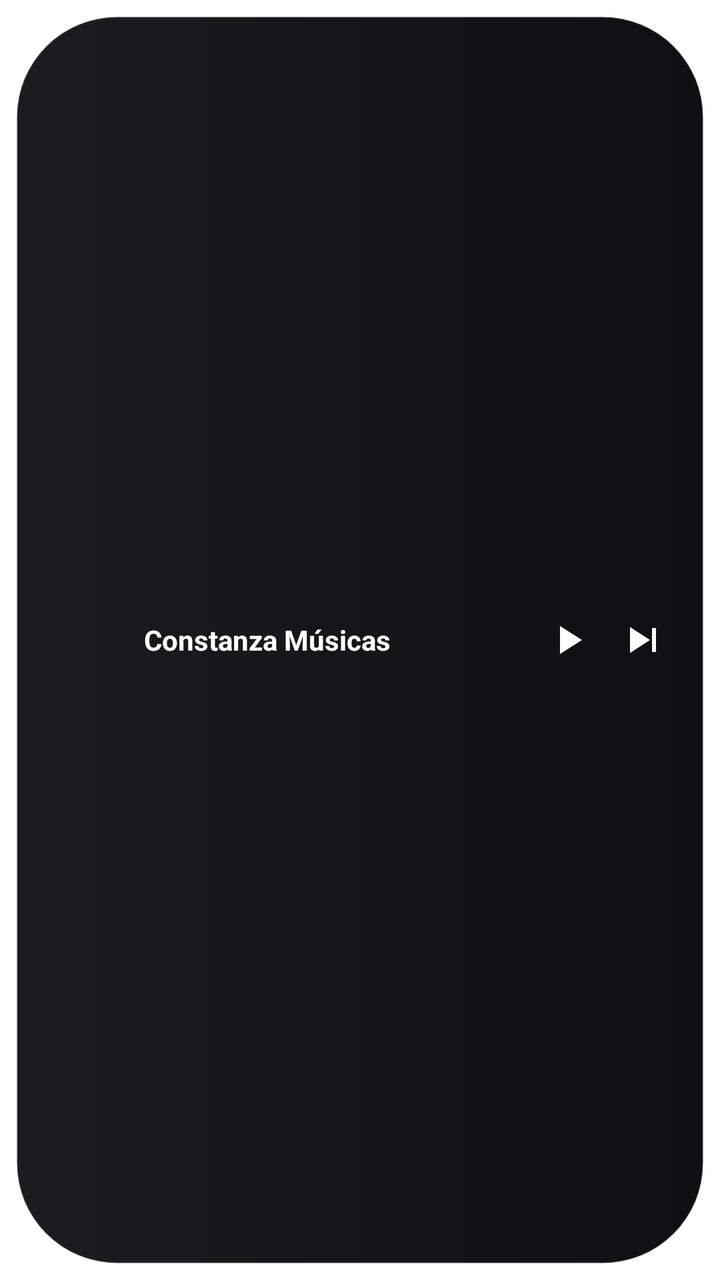
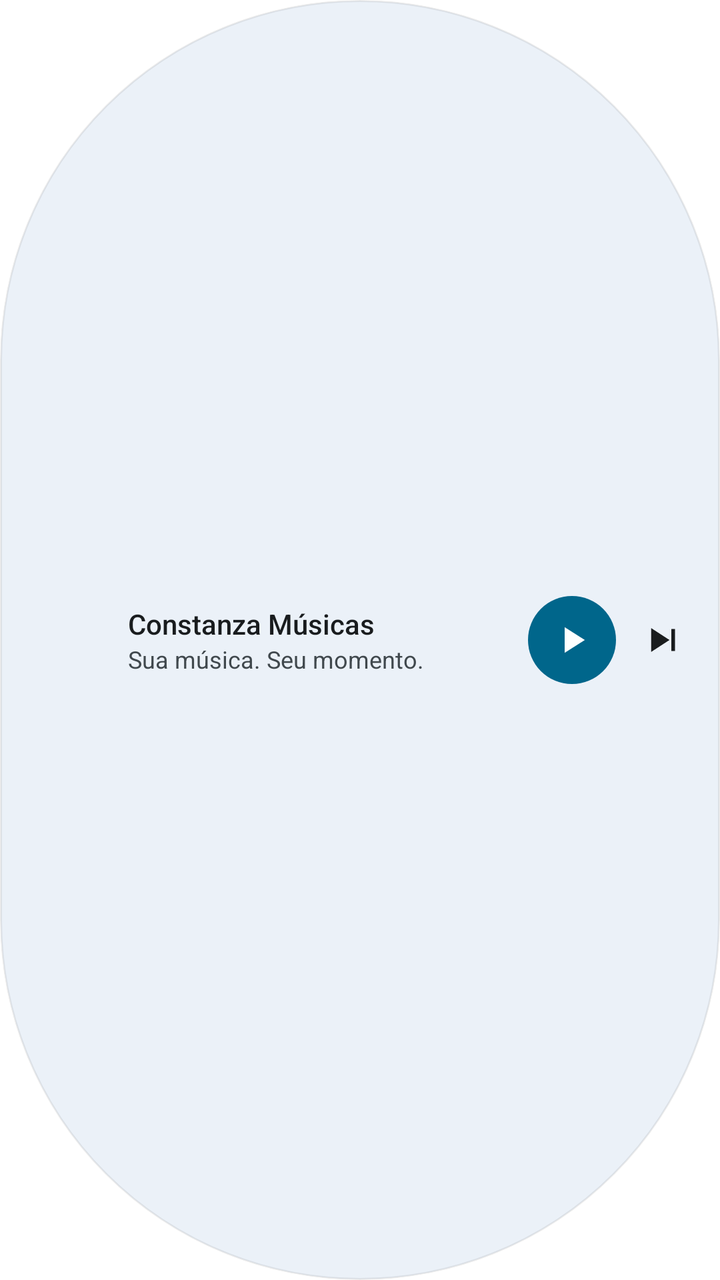

An Android layout rendered at two revisions. The XML below is the earlier revision; the diff shows what the commit changed to produce the second picture.
<!-- AndroidManifest.xml: fallback theme Theme.MaterialComponents.DayNight.NoActionBar -->
<!-- res/layout/widget_capsule.xml -->
<?xml version="1.0" encoding="utf-8"?>
<FrameLayout xmlns:android="http://schemas.android.com/apk/res/android"
    android:id="@+id/widget_root"
    android:layout_width="match_parent"
    android:layout_height="match_parent"
    android:padding="8dp">

    <LinearLayout
        android:layout_width="match_parent"
        android:layout_height="match_parent"
        android:orientation="horizontal"
        android:gravity="center_vertical"
        android:background="@drawable/widget_bg_capsule"
        android:paddingStart="8dp"
        android:paddingEnd="12dp">

        
        <ImageView
            android:id="@+id/widget_artwork"
            android:layout_width="44dp"
            android:layout_height="44dp"
            android:scaleType="fitCenter"
            android:src="@mipmap/ic_launcher"
            android:contentDescription="Album art" />

        
        <TextView
            android:id="@+id/widget_title"
            android:layout_width="0dp"
            android:layout_height="wrap_content"
            android:layout_weight="1"
            android:layout_marginStart="12dp"
            android:layout_marginEnd="8dp"
            android:text="Constanza Músicas"
            android:textColor="#FFFFFF"
            android:textSize="14sp"
            android:textStyle="bold"
            android:maxLines="1"
            android:ellipsize="end" />

        
        <ImageButton
            android:id="@+id/widget_play_pause"
            android:layout_width="40dp"
            android:layout_height="40dp"
            android:src="@drawable/ic_widget_play"
            android:tint="#FFFFFF"
            android:background="@android:color/transparent"
            android:contentDescription="Play/Pause"
            android:scaleType="centerInside"
            android:padding="6dp" />

        
        <ImageButton
            android:id="@+id/widget_next"
            android:layout_width="36dp"
            android:layout_height="36dp"
            android:src="@drawable/ic_widget_next"
            android:tint="#CCFFFFFF"
            android:background="@android:color/transparent"
            android:contentDescription="Next"
            android:scaleType="centerInside"
            android:padding="6dp" />

    </LinearLayout>
</FrameLayout>
<!-- resources referenced by this layout -->
<resources>
  <!-- drawable ic_widget_next (drawable) -->
  <?xml version="1.0" encoding="utf-8"?>
  <vector xmlns:android="http://schemas.android.com/apk/res/android"
      android:width="24dp" android:height="24dp"
      android:viewportWidth="24" android:viewportHeight="24">
      <path android:fillColor="#FFFFFFFF"
          android:pathData="M16,6 h2 v12 h-2 z M5,5.5 v13 L15,12 z" />
  </vector>
  <!-- drawable ic_widget_play (drawable) -->
  <?xml version="1.0" encoding="utf-8"?>
  <vector xmlns:android="http://schemas.android.com/apk/res/android"
      android:width="24dp" android:height="24dp"
      android:viewportWidth="24" android:viewportHeight="24">
      <path android:fillColor="#FFFFFFFF"
          android:pathData="M8,5 L19,12 L8,19 Z" />
  </vector>
  <!-- drawable widget_bg_capsule (drawable) -->
  <?xml version="1.0" encoding="utf-8"?>
  <shape xmlns:android="http://schemas.android.com/apk/res/android"
      android:shape="rectangle">
      <gradient
          android:type="linear"
          android:angle="0"
          android:startColor="#FF1C1C1E"
          android:endColor="#FF0F0F11" />
      <corners android:radius="50dp" />
      <stroke android:width="1dp" android:color="#1AFFFFFF" />
  </shape>
  <!-- mipmap ic_launcher (mipmap-anydpi-v26) -->
  <?xml version="1.0" encoding="utf-8"?>
  <adaptive-icon xmlns:android="http://schemas.android.com/apk/res/android">
    <background android:drawable="@color/ic_launcher_background"/>
    <foreground>
        <inset
            android:drawable="@drawable/ic_launcher_foreground"
            android:inset="16%" />
    </foreground>
  </adaptive-icon>
  <color name="ic_launcher_background">#1A1A2E</color>
  <!-- drawable ic_launcher_foreground: png bitmap (drawable-hdpi, 5459 bytes) -->
</resources>

<!-- the commit's change to res/layout/widget_capsule.xml (unified diff, before → after) -->
@@ -3,16 +3,18 @@
     android:id="@+id/widget_root"
     android:layout_width="match_parent"
     android:layout_height="match_parent"
-    android:padding="8dp">
+    android:padding="@dimen/widget_margin">
 
     <LinearLayout
+        android:id="@android:id/background"
         android:layout_width="match_parent"
         android:layout_height="match_parent"
         android:orientation="horizontal"
         android:gravity="center_vertical"
         android:background="@drawable/widget_bg_capsule"
+        android:clipToOutline="true"
         android:paddingStart="8dp"
-        android:paddingEnd="12dp">
+        android:paddingEnd="8dp">
 
         
         <ImageView
@@ -21,46 +23,59 @@
             android:layout_height="44dp"
             android:scaleType="fitCenter"
             android:src="@mipmap/ic_launcher"
-            android:contentDescription="Album art" />
+            android:contentDescription="@string/widget_cd_artwork" />
 
-        
-        <TextView
-            android:id="@+id/widget_title"
+        <LinearLayout
             android:layout_width="0dp"
             android:layout_height="wrap_content"
             android:layout_weight="1"
             android:layout_marginStart="12dp"
-            android:layout_marginEnd="8dp"
-            android:text="Constanza Músicas"
-            android:textColor="#FFFFFF"
-            android:textSize="14sp"
-            android:textStyle="bold"
-            android:maxLines="1"
-            android:ellipsize="end" />
+            android:layout_marginEnd="4dp"
+            android:orientation="vertical">
 
-        
+            <TextView
+                android:id="@+id/widget_title"
+                android:layout_width="match_parent"
+                android:layout_height="wrap_content"
+                android:text="@string/widget_default_title"
+                android:textColor="@color/widget_on_surface"
+                android:textSize="14sp"
+                android:fontFamily="sans-serif-medium"
+                android:maxLines="1"
+                android:ellipsize="end" />
+
+            <TextView
+                android:id="@+id/widget_artist"
+                android:layout_width="match_parent"
+                android:layout_height="wrap_content"
+                android:text="@string/widget_default_artist"
+                android:textColor="@color/widget_on_surface_variant"
+                android:textSize="12sp"
+                android:maxLines="1"
+                android:ellipsize="end" />
+        </LinearLayout>
+
         <ImageButton
             android:id="@+id/widget_play_pause"
+            android:layout_width="44dp"
+            android:layout_height="44dp"
+            android:src="@drawable/ic_widget_play"
+            android:tint="@color/widget_on_accent"
+            android:background="@drawable/widget_play_bg"
+            android:contentDescription="@string/widget_cd_play_pause"
+            android:scaleType="centerInside"
+            android:padding="11dp" />
+
+        <ImageButton
+            android:id="@+id/widget_next"
             android:layout_width="40dp"
             android:layout_height="40dp"
-            android:src="@drawable/ic_widget_play"
-            android:tint="#FFFFFF"
-            android:background="@android:color/transparent"
-            android:contentDescription="Play/Pause"
+            android:layout_marginStart="4dp"
+            android:src="@drawable/ic_widget_next"
+            android:tint="@color/widget_on_surface"
+            android:background="@drawable/widget_icon_btn_bg"
+            android:contentDescription="@string/widget_cd_next"
             android:scaleType="centerInside"
-            android:padding="6dp" />
-
-        
-        <ImageButton
-            android:id="@+id/widget_next"
-            android:layout_width="36dp"
-            android:layout_height="36dp"
-            android:src="@drawable/ic_widget_next"
-            android:tint="#CCFFFFFF"
-            android:background="@android:color/transparent"
-            android:contentDescription="Next"
-            android:scaleType="centerInside"
-            android:padding="6dp" />
-
+            android:padding="9dp" />
     </LinearLayout>
 </FrameLayout>
<!-- resource entries referenced after the edit -->
@@ -1,5 +1,9 @@
 <!-- resources referenced by this layout -->
 <resources>
+  <color name="widget_on_accent">#FFFFFFFF</color>
+  <color name="widget_on_surface">#FF1C1B20</color>
+  <color name="widget_on_surface_variant">#FF5F5B67</color>
+  <dimen name="widget_margin">8dp</dimen>
   <!-- drawable ic_widget_next (drawable) -->
   <?xml version="1.0" encoding="utf-8"?>
   <vector xmlns:android="http://schemas.android.com/apk/res/android"
@@ -18,16 +22,29 @@
   </vector>
   <!-- drawable widget_bg_capsule (drawable) -->
   <?xml version="1.0" encoding="utf-8"?>
-  <shape xmlns:android="http://schemas.android.com/apk/res/android"
-      android:shape="rectangle">
-      <gradient
-          android:type="linear"
-          android:angle="0"
-          android:startColor="#FF1C1C1E"
-          android:endColor="#FF0F0F11" />
-      <corners android:radius="50dp" />
-      <stroke android:width="1dp" android:color="#1AFFFFFF" />
+  <shape xmlns:android="http://schemas.android.com/apk/res/android" android:shape="rectangle">
+      <solid android:color="@color/widget_surface" />
+      <corners android:radius="999dp" />
+      <stroke android:width="1dp" android:color="@color/widget_outline" />
   </shape>
+  <!-- drawable widget_icon_btn_bg (drawable) -->
+  <?xml version="1.0" encoding="utf-8"?>
+  <ripple xmlns:android="http://schemas.android.com/apk/res/android" android:color="@color/widget_ripple">
+      <item android:id="@android:id/mask">
+          <shape android:shape="oval">
+              <solid android:color="#FFFFFFFF" />
+          </shape>
+      </item>
+  </ripple>
+  <!-- drawable widget_play_bg (drawable) -->
+  <?xml version="1.0" encoding="utf-8"?>
+  <ripple xmlns:android="http://schemas.android.com/apk/res/android" android:color="@color/widget_ripple">
+      <item>
+          <shape android:shape="oval">
+              <solid android:color="@color/widget_accent" />
+          </shape>
+      </item>
+  </ripple>
   <!-- mipmap ic_launcher (mipmap-anydpi-v26) -->
   <?xml version="1.0" encoding="utf-8"?>
   <adaptive-icon xmlns:android="http://schemas.android.com/apk/res/android">
@@ -38,6 +55,15 @@
             android:inset="16%" />
     </foreground>
   </adaptive-icon>
+  <string name="widget_cd_artwork">Capa do álbum</string>
+  <string name="widget_cd_next">Seguinte</string>
+  <string name="widget_cd_play_pause">Reproduzir ou pausar</string>
+  <string name="widget_default_artist">Sua música. Seu momento.</string>
+  <string name="widget_default_title">Constanza Músicas</string>
+  <color name="widget_surface">#FFF6F3FA</color>
+  <color name="widget_outline">#14000000</color>
+  <color name="widget_ripple">#1F000000</color>
+  <color name="widget_accent">#FF6750A4</color>
   <color name="ic_launcher_background">#1A1A2E</color>
   <!-- drawable ic_launcher_foreground: png bitmap (drawable-hdpi, 5459 bytes) -->
 </resources>
